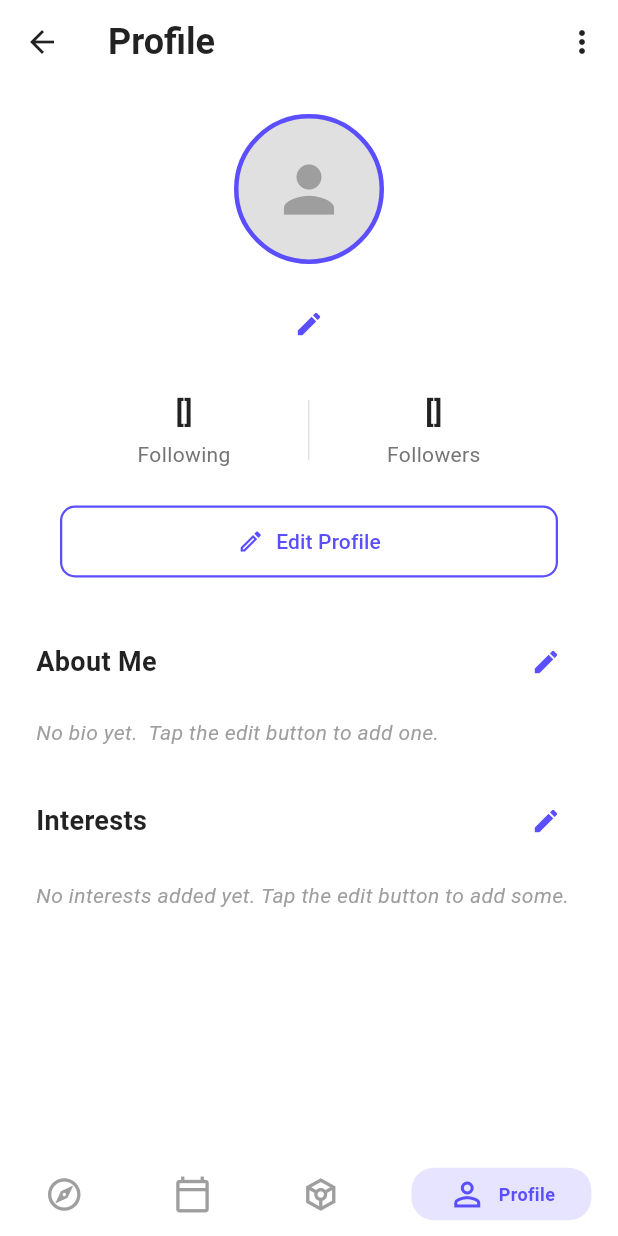
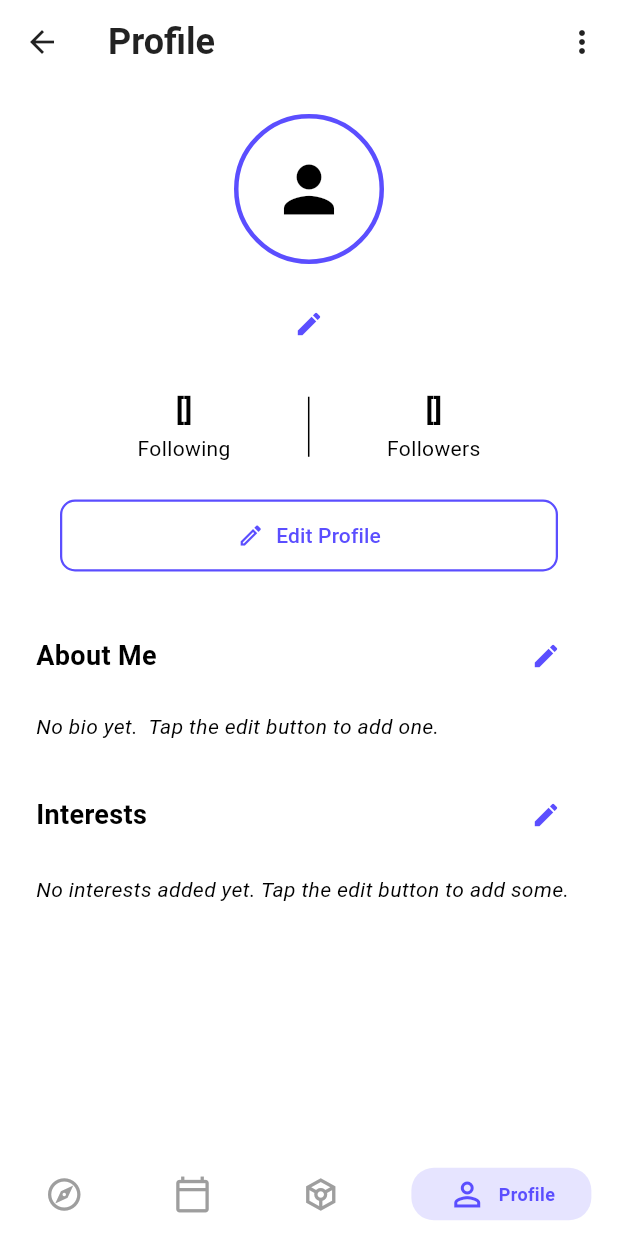
Before and after one commit to mmyahya29/EventHub, a Flutter app: the screen it shows once a user with an empty profile is signed in, item 4 of the bottom bar chosen, after a tap on the "arrow back" icon, on a phone screen of 412 x 824 dp. Run offline on Flutter 3.47's test engine with Material 3 defaults, Android fonts, the phone set to English and light mode, and no system bars; drawn by our look-alikes of persistent_bottom_nav_bar; our stand-ins replace cloud_firestore, firebase_auth, firebase_core, firebase_messaging, flutter_local_notifications, flutter_riverpod and 4 more; missing offline and left inert: flutter_facebook_auth; accounts and stored records are empty.

Commit message:
Fix hardcoded colors in Phase 1 main screens (explore, events, profile, search)
Co-authored-by: mmyahya29 <148965692+mmyahya29@users.noreply.github.com>

```diff
--- a/lib/main_screens/explore_screen.dart
+++ b/lib/main_screens/explore_screen.dart
@@ -46,7 +46,6 @@ class _ExploreScreenState extends ConsumerState<ExploreScreen> {
     return Scaffold(
       key: _scaffoldKey,
       drawer: const AppDrawer(),
-      backgroundColor: Colors.white,
       body: SafeArea(
         child: Column(
           children: [
@@ -187,21 +186,21 @@ class _ExploreScreenState extends ConsumerState<ExploreScreen> {
                       margin: const EdgeInsets.only(right: 12),
                       padding: const EdgeInsets.symmetric(horizontal: 20, vertical: 8),
                       decoration: BoxDecoration(
-                        color: isSelected ?  category.color : Colors.grey[100],
+                        color: isSelected ?  category.color : Theme.of(context).colorScheme.surfaceContainerHighest,
                         borderRadius: BorderRadius.circular(20),
                       ),
                       child: Row(
                         children: [
                           Icon(
                             category.icon,
-                            color: isSelected ? Colors.white : Colors.grey[600],
+                            color: isSelected ? Colors.white : Theme.of(context).colorScheme.onSurfaceVariant,
                             size: 18,
                           ),
                           const SizedBox(width: 8),
                           Text(
                             category.name,
                             style: TextStyle(
-                              color: isSelected ? Colors. white : Colors.grey[700],
+                              color: isSelected ? Colors. white : Theme.of(context).colorScheme.onSurface,
                               fontWeight: FontWeight.w600,
                               fontSize: 14,
                             ),
@@ -224,12 +223,11 @@ class _ExploreScreenState extends ConsumerState<ExploreScreen> {
                     Row(
                       mainAxisAlignment: MainAxisAlignment.spaceBetween,
                       children: [
-                        const Text(
+                        Text(
                           'Upcoming Events',
-                          style: TextStyle(
+                          style: Theme.of(context).textTheme.titleLarge?.copyWith(
                             fontSize: 18,
                             fontWeight: FontWeight.bold,
-                            color: Colors.black87,
                           ),
                         ),
                         TextButton(
@@ -265,12 +263,11 @@ class _ExploreScreenState extends ConsumerState<ExploreScreen> {
                               mainAxisAlignment: MainAxisAlignment.center,
                               children: [
                                 Icon(Icons.event_busy,
-                                    size: 48, color: Colors.grey[400]),
+                                    size: 48, color: Theme.of(context).colorScheme.onSurfaceVariant),
                                 const SizedBox(height: 12),
                                 Text(
                                   'No upcoming events',
-                                  style: TextStyle(
-                                    color: Colors.grey[600],
+                                  style: Theme.of(context).textTheme.bodyLarge?.copyWith(
                                     fontSize: 16,
                                   ),
                                 ),
@@ -302,7 +299,7 @@ class _ExploreScreenState extends ConsumerState<ExploreScreen> {
                         alignment: Alignment.center,
                         child: Text(
                           'Error loading events',
-                          style: TextStyle(color: Colors.red[400]),
+                          style: TextStyle(color: Theme.of(context).colorScheme.error),
                         ),
                       ),
                     ),
@@ -320,20 +317,18 @@ class _ExploreScreenState extends ConsumerState<ExploreScreen> {
                             child: Column(
                               crossAxisAlignment: CrossAxisAlignment.start,
                               children: [
-                                const Text(
+                                Text(
                                   'Invite your friends',
-                                  style: TextStyle(
+                                  style: Theme.of(context).textTheme.titleLarge?.copyWith(
                                     fontSize: 18,
                                     fontWeight: FontWeight.bold,
-                                    color: Colors.black87,
                                   ),
                                 ),
                                 const SizedBox(height: 8),
-                                const Text(
+                                Text(
                                   'Get \$20 for ticket',
-                                  style: TextStyle(
+                                  style: Theme.of(context).textTheme.bodyMedium?.copyWith(
                                     fontSize: 14,
-                                    color: Colors.black54,
                                   ),
                                 ),
                                 const SizedBox(height: 16),
@@ -382,12 +377,11 @@ class _ExploreScreenState extends ConsumerState<ExploreScreen> {
                     Row(
                       mainAxisAlignment: MainAxisAlignment.spaceBetween,
                       children: [
-                        const Text(
+                        Text(
                           'Nearby You',
-                          style: TextStyle(
+                          style: Theme.of(context).textTheme.titleLarge?.copyWith(
                             fontSize: 18,
                             fontWeight: FontWeight.bold,
-                            color: Colors.black87,
                           ),
                         ),
                         TextButton(
@@ -422,12 +416,11 @@ class _ExploreScreenState extends ConsumerState<ExploreScreen> {
                             child: Column(
                               children: [
                                 Icon(Icons.location_off,
-                                    size: 48, color: Colors.grey[400]),
+                                    size: 48, color: Theme.of(context).colorScheme.onSurfaceVariant),
                                 const SizedBox(height: 12),
                                 Text(
                                   'No nearby events found',
-                                  style: TextStyle(
-                                    color: Colors.grey[600],
+                                  style: Theme.of(context).textTheme.bodyLarge?.copyWith(
                                     fontSize: 16,
                                   ),
                                 ),
@@ -497,7 +490,7 @@ class _ExploreScreenState extends ConsumerState<ExploreScreen> {
         width: 240,
         margin: const EdgeInsets.only(right: 16),
         decoration: BoxDecoration(
-          color: Colors.white,
+          color: Theme.of(context).cardColor,
           borderRadius: BorderRadius. circular(16),
           boxShadow: [
             BoxShadow(
@@ -591,10 +584,9 @@ class _ExploreScreenState extends ConsumerState<ExploreScreen> {
                 children: [
                   Text(
                     event['title'] ?? 'Event Title',
-                    style: const TextStyle(
+                    style: Theme.of(context).textTheme.titleMedium?.copyWith(
                       fontSize: 16,
                       fontWeight: FontWeight.bold,
-                      color: Colors.black87,
                     ),
                     maxLines: 1,
                     overflow: TextOverflow.ellipsis,
@@ -676,7 +668,7 @@ class _ExploreScreenState extends ConsumerState<ExploreScreen> {
       child: Container(
         margin: const EdgeInsets.only(bottom: 16),
         decoration: BoxDecoration(
-          color: Colors.white,
+          color: Theme.of(context).cardColor,
           borderRadius: BorderRadius.circular(16),
           boxShadow: [
             BoxShadow(
@@ -724,10 +716,9 @@ class _ExploreScreenState extends ConsumerState<ExploreScreen> {
                     const SizedBox(height: 4),
                     Text(
                       event['title'] ?? 'Event Title',
-                      style: const TextStyle(
+                      style: Theme.of(context).textTheme.titleMedium?.copyWith(
                         fontSize: 15,
                         fontWeight: FontWeight.bold,
-                        color: Colors. black87,
                       ),
                       maxLines: 2,
                       overflow: TextOverflow.ellipsis,
--- a/lib/main_screens/profile_screen.dart
+++ b/lib/main_screens/profile_screen.dart
@@ -17,12 +17,10 @@ class _ProfileScreenState extends ConsumerState<ProfileScreen> {
     final userDataAsync = ref.watch(currentUserDataProvider);
 
     return Scaffold(
-      backgroundColor: Colors.white,
       appBar: AppBar(
-        backgroundColor: Colors.white,
         elevation: 0,
         leading: IconButton(
-          icon: const Icon(Icons.arrow_back, color: Colors.black87),
+          icon: const Icon(Icons.arrow_back),
           onPressed: () {
             // Back action
           },
@@ -30,14 +28,13 @@ class _ProfileScreenState extends ConsumerState<ProfileScreen> {
         title: const Text(
           'Profile',
           style: TextStyle(
-            color: Colors.black87,
             fontSize: 24,
             fontWeight: FontWeight.bold,
           ),
         ),
         actions: [
           IconButton(
-            icon: const Icon(Icons. more_vert, color: Colors. black87),
+            icon: const Icon(Icons. more_vert),
             onPressed: () {
               _showOptionsMenu(context);
             },
@@ -55,19 +52,19 @@ class _ProfileScreenState extends ConsumerState<ProfileScreen> {
           child: Column(
             mainAxisAlignment: MainAxisAlignment.center,
             children: [
-              Icon(Icons.error_outline, size: 64, color: Colors.red[400]),
+              Icon(Icons.error_outline, size: 64, color: Theme.of(context).colorScheme.error),
               const SizedBox(height: 16),
               Text(
                 'Error loading profile',
                 style: TextStyle(
                   fontSize: 18,
-                  color: Colors.red[600],
+                  color: Theme.of(context).colorScheme.error,
                 ),
               ),
               const SizedBox(height: 8),
               Text(
                 error.toString(),
-                style: TextStyle(fontSize: 14, color: Colors.grey[600]),
+                style: Theme.of(context).textTheme.bodyMedium,
                 textAlign: TextAlign.center,
               ),
             ],
@@ -97,16 +94,16 @@ class _ProfileScreenState extends ConsumerState<ProfileScreen> {
                 height: 100,
                 decoration: BoxDecoration(
                   shape: BoxShape.circle,
-                  color: Colors.grey[300],
+                  color: Theme.of(context).colorScheme.surfaceContainerHighest,
                   border: Border.all(
                     color: const Color(0xFF5B4EFF),
                     width: 3,
                   ),
                 ),
-                child: const Icon(
+                child: Icon(
                   Icons.person,
                   size: 50,
-                  color: Colors. grey,
+                  color: Theme.of(context).colorScheme.onSurfaceVariant,
                 ),
               ),
             ],
@@ -118,10 +115,9 @@ class _ProfileScreenState extends ConsumerState<ProfileScreen> {
             children: [
               Text(
                 name,
-                style: const TextStyle(
+                style: Theme.of(context).textTheme.headlineSmall?.copyWith(
                   fontSize: 24,
                   fontWeight: FontWeight.bold,
-                  color: Colors.black87,
                 ),
               ),
               IconButton(
@@ -145,7 +141,7 @@ class _ProfileScreenState extends ConsumerState<ProfileScreen> {
                 Container(
                   width: 1,
                   height: 40,
-                  color: Colors. grey[300],
+                  color: Theme.of(context).dividerColor,
                 ),
                 _buildStatItem(followers. toString(), 'Followers'),
               ],
@@ -188,7 +184,6 @@ class _ProfileScreenState extends ConsumerState<ProfileScreen> {
                       style: TextStyle(
                         fontSize: 18,
                         fontWeight: FontWeight.bold,
-                        color: Colors.black87,
                       ),
                     ),
                     IconButton(
@@ -206,9 +201,8 @@ class _ProfileScreenState extends ConsumerState<ProfileScreen> {
                   bio. isEmpty
                       ? 'No bio yet.  Tap the edit button to add one.'
                       : bio,
-                  style: TextStyle(
+                  style: Theme.of(context).textTheme.bodyMedium?.copyWith(
                     fontSize: 14,
-                    color: bio.isEmpty ? Colors.grey[500] : Colors.grey[700],
                     height: 1.6,
                     fontStyle: bio.isEmpty ? FontStyle.italic : FontStyle.normal,
                   ),
@@ -231,7 +225,6 @@ class _ProfileScreenState extends ConsumerState<ProfileScreen> {
                       style: TextStyle(
                         fontSize: 18,
                         fontWeight: FontWeight.bold,
-                        color: Colors.black87,
                       ),
                     ),
                     IconButton(
@@ -248,9 +241,8 @@ class _ProfileScreenState extends ConsumerState<ProfileScreen> {
                 interests.isEmpty
                     ? Text(
                   'No interests added yet. Tap the edit button to add some.',
-                  style: TextStyle(
+                  style: Theme.of(context).textTheme.bodyMedium?.copyWith(
                     fontSize: 14,
-                    color: Colors.grey[500],
                     fontStyle: FontStyle.italic,
                   ),
                 )
@@ -275,18 +267,16 @@ class _ProfileScreenState extends ConsumerState<ProfileScreen> {
       children: [
         Text(
           count,
-          style: const TextStyle(
+          style: Theme.of(context).textTheme.titleLarge?.copyWith(
             fontSize: 20,
             fontWeight: FontWeight.bold,
-            color: Colors.black87,
           ),
         ),
         const SizedBox(height: 4),
         Text(
           label,
-          style: TextStyle(
+          style: Theme.of(context).textTheme.bodyMedium?.copyWith(
             fontSize: 14,
-            color: Colors.grey[600],
           ),
         ),
       ],
@@ -575,7 +565,7 @@ class _ProfileScreenState extends ConsumerState<ProfileScreen> {
   void _showOptionsMenu(BuildContext context) {
     showModalBottomSheet(
       context: context,
-      backgroundColor: Colors.white,
+      backgroundColor: Theme.of(context).bottomSheetTheme.backgroundColor,
       shape: const RoundedRectangleBorder(
         borderRadius: BorderRadius. vertical(top: Radius.circular(20)),
       ),
```
Also changed, not shown: lib/main_screens/events_screen.dart (+11 -16 lines), lib/main_screens/search_screen.dart (+12 -18 lines).
